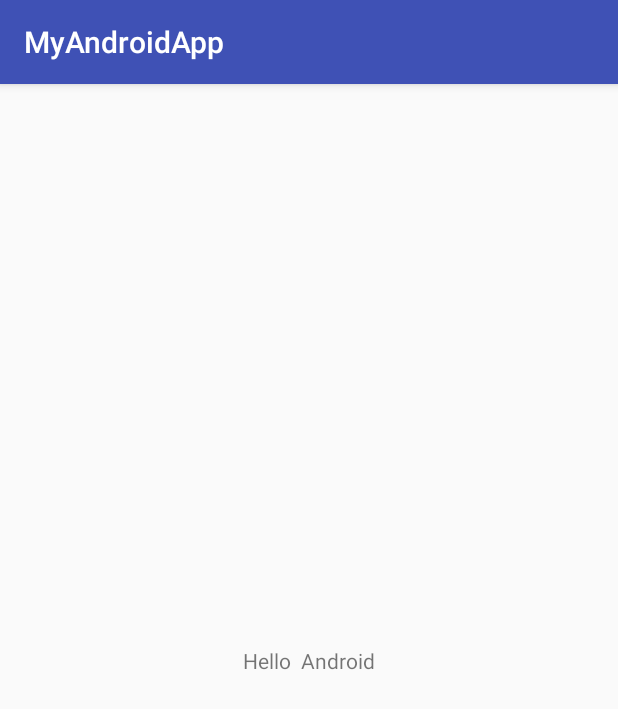
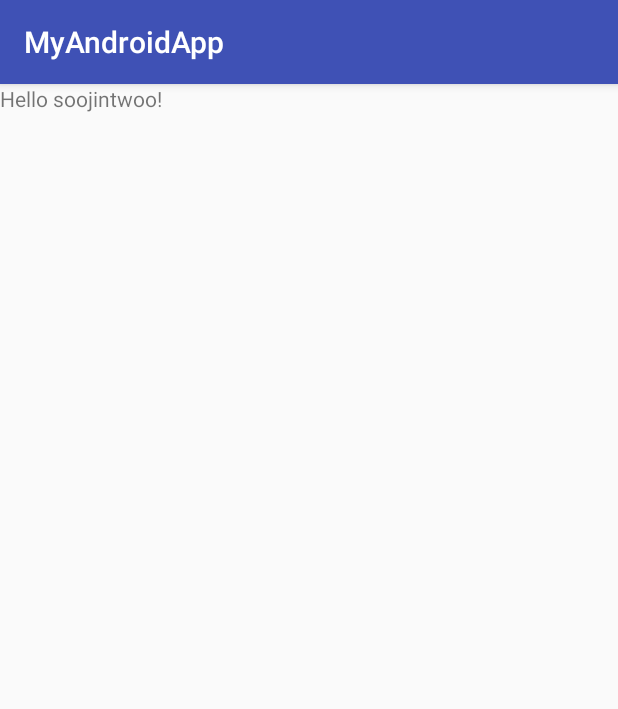
Before and after one commit to soojinwoo/MyAndroidApp, an Android app: the screen it shows after launch (MainActivity), on a phone screen of 412 x 824 dp. Shown: the top 709 px of the screen. Run offline under Robolectric (Android 15) with nearby library versions, the phone set to English and light mode, and no system bars.

Commit message:
LinearLayout으로 변경

```diff
--- a/app/src/main/res/layout/activity_main.xml
+++ b/app/src/main/res/layout/activity_main.xml
@@ -1,18 +1,16 @@
 <?xml version="1.0" encoding="utf-8"?>
-<android.support.constraint.ConstraintLayout xmlns:android="http://schemas.android.com/apk/res/android"
+<LinearLayout xmlns:android="http://schemas.android.com/apk/res/android"
     xmlns:app="http://schemas.android.com/apk/res-auto"
     xmlns:tools="http://schemas.android.com/tools"
     android:layout_width="match_parent"
     android:layout_height="match_parent"
+    android:orientation="vertical"
     tools:context="com.hansung.android.myandroidapp.MainActivity">
 
     <TextView
         android:layout_width="wrap_content"
         android:layout_height="wrap_content"
-        android:text="Hello  Android"
-        app:layout_constraintBottom_toBottomOf="parent"
-        app:layout_constraintLeft_toLeftOf="parent"
-        app:layout_constraintRight_toRightOf="parent"
-        app:layout_constraintTop_toTopOf="parent" />
+        android:text="Hello soojintwoo!"
+        />
 
-</android.support.constraint.ConstraintLayout>
+</LinearLayout>
```
